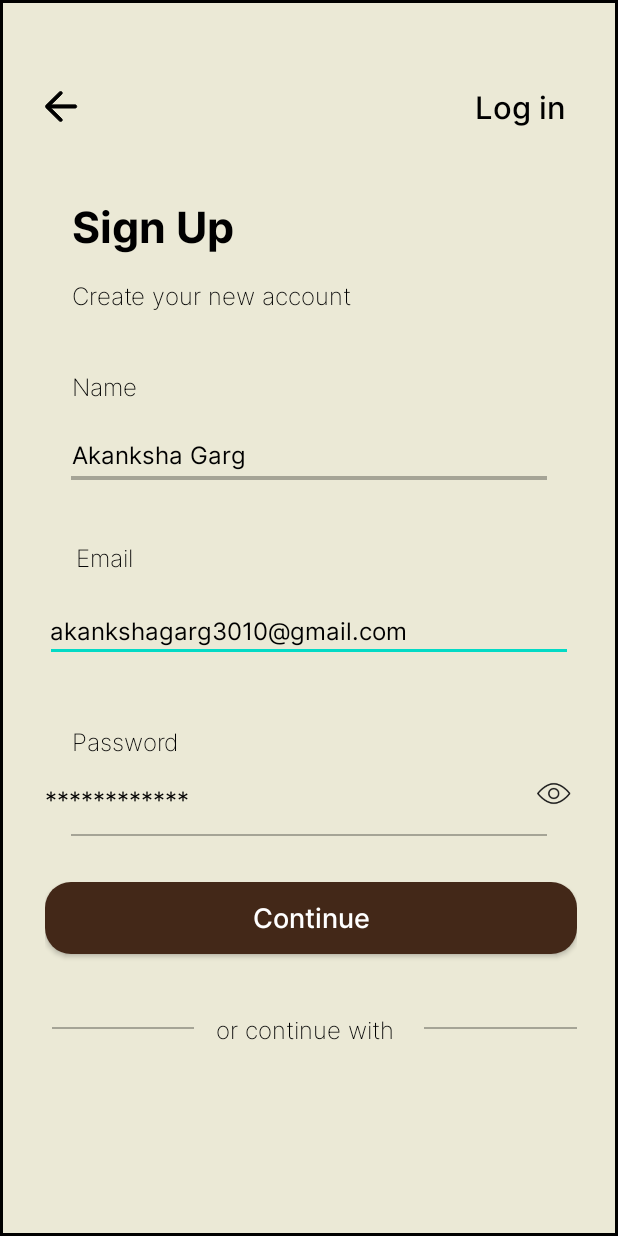
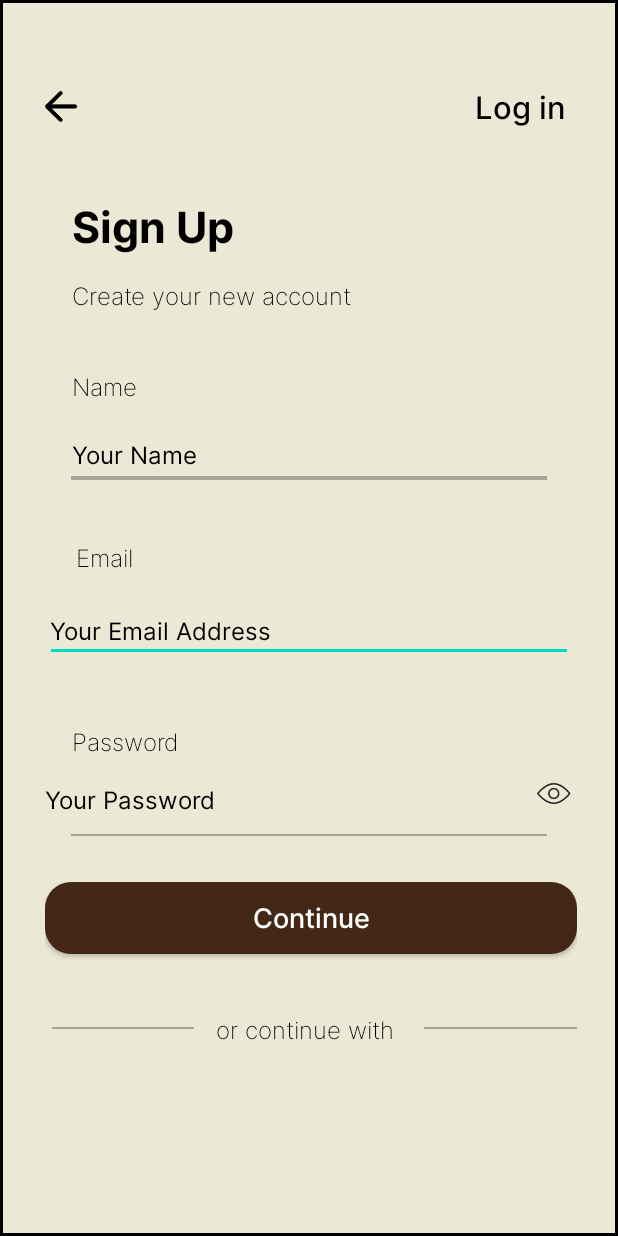
Before and after one commit to AnonymousCodes911/Milky-Wayy, an Android app: the RdView1Activity screen opened directly, with no data from a screen before it, after a tap on "Sign In/ Sign Up", on a phone screen of 412 x 824 dp. Run offline under Robolectric (Android 15) with nearby library versions, the phone set to English and light mode, and no system bars; our stand-ins replace data binding; 1 statement that could not run was skipped.

```diff
--- a/app/src/main/res/values/strings.xml
+++ b/app/src/main/res/values/strings.xml
@@ -44,12 +44,12 @@ Block A, Alpha 2 Noida, U.P</string>
 <string name="lbl_tarun_sinha">Tarun Sinha</string>
 <string name="lbl_2023">
 2023</string>
-<string name="lbl_akanksha_garg">Akanksha Garg</string>
+<string name="lbl_akanksha_garg">Your Name</string>
 <string name="lbl_consumer"> Consumer</string>
 <string name="msg_umm_no_notifi">Umm,
 No Notifications Yet!!</string>
 <string name="msg_akankshagarg3012">
-akankshagarg3010@gmail.com</string>
+your Email-ID</string>
 <string name="lbl_buttermilk">Buttermilk</string>
 <string name="lbl_91_8873532">+91 887353****</string>
 <string name="lbl_password">Password</string>
@@ -81,15 +81,15 @@ Choose anything that you want."</string>
 <string name="lbl_name">Name</string>
 <string name="lbl_91_887353">
 +91 887353****</string>
-<string name="msg_welcome_to_mil">Welcome  to Milk
+<string name="msg_welcome_to_mil">Welcome  to Milk-Delivery
 Managing App</string>
 <string name="lbl_skip">Skip</string>
 <string name="lbl_profile">Profile</string>
-<string name="lbl">************</string>
+<string name="lbl">Your Password</string>
 <string name="msg_log_back_into_y">Log back into your account</string>
 <string name="lbl_rs_69_l">Rs 69/L</string>
 <string name="lbl_choose">Choose</string>
-<string name="msg_akankshagarg301">akankshagarg3010@gmail.com</string>
+<string name="msg_akankshagarg301">Your Email Address </string>
 <string name="lbl_rs_65_l">Rs 65/L</string>
 <string name="lbl_email">Email</string>
 <string name="lbl_rs_60_l">Rs 60/L</string>
```
